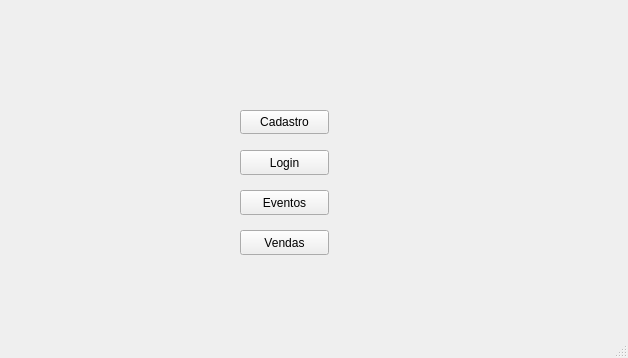
Above: ui/controladora.ui from PedroAugustoRamalhoDuarte/Trabalho-TP1 before the change. Below: the same form after it.
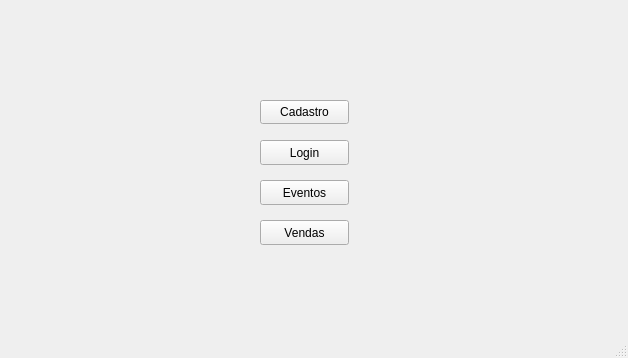
That is the form after the change.

Diff of the .ui file:
```diff
--- a/ui/controladora.ui
+++ b/ui/controladora.ui
@@ -20,8 +20,8 @@
    <widget class="QPushButton" name="btnCadastro">
     <property name="geometry">
      <rect>
-      <x>240</x>
-      <y>110</y>
+      <x>260</x>
+      <y>100</y>
       <width>89</width>
       <height>24</height>
      </rect>
@@ -33,8 +33,8 @@
    <widget class="QPushButton" name="btnLogin">
     <property name="geometry">
      <rect>
-      <x>240</x>
-      <y>150</y>
+      <x>260</x>
+      <y>140</y>
       <width>89</width>
       <height>25</height>
      </rect>
@@ -46,8 +46,8 @@
    <widget class="QPushButton" name="btnEventos">
     <property name="geometry">
      <rect>
-      <x>240</x>
-      <y>190</y>
+      <x>260</x>
+      <y>180</y>
       <width>89</width>
       <height>25</height>
      </rect>
@@ -59,8 +59,8 @@
    <widget class="QPushButton" name="btnVendas">
     <property name="geometry">
      <rect>
-      <x>240</x>
-      <y>230</y>
+      <x>260</x>
+      <y>220</y>
       <width>89</width>
       <height>25</height>
      </rect>
```
